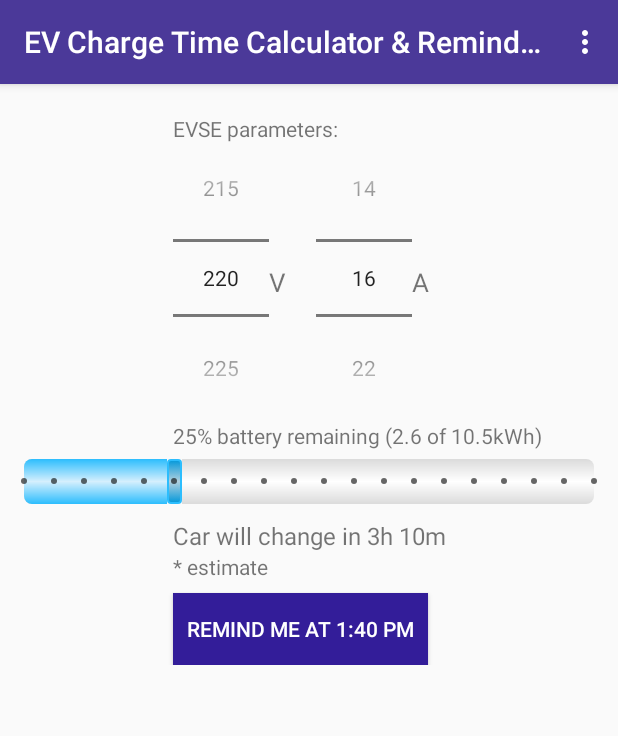
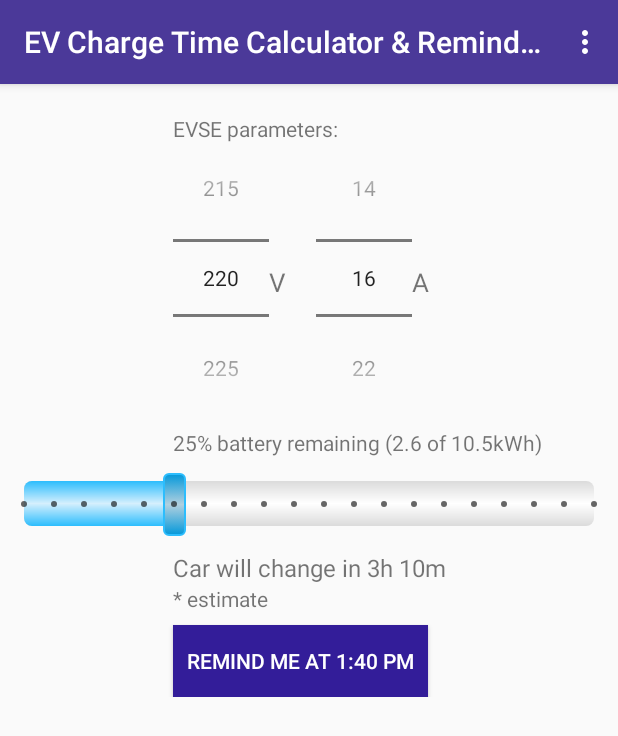
Before and after one commit to SergiiGalai/EVChargeHelper, an Android app: the MainActivity screen opened directly, with no data from a screen before it, on a phone screen of 412 x 824 dp. Shown: the top 736 px of the screen. Run offline under Robolectric (Android 15) with nearby library versions, the phone set to English and light mode, and no system bars.

Commit message:
[UI-3] set progress height less than thumb on seekbar

```diff
--- a/app/src/main/res/drawable/seekbar.xml
+++ b/app/src/main/res/drawable/seekbar.xml
@@ -1,24 +1,28 @@
 <?xml version="1.0" encoding="utf-8"?>
 <layer-list xmlns:android="http://schemas.android.com/apk/res/android">
-    <item android:id="@android:id/background">
+    <item android:id="@android:id/background"
+        android:gravity="center_vertical|fill_horizontal">
         <shape android:shape="rectangle">
             <gradient
                 android:startColor="@color/seekbar_background"
                 android:centerColor="@color/seekbar_background_center"
                 android:endColor="@color/seekbar_background"
-                android:angle="-90" />
+                android:angle="270" />
             <corners android:radius="5dp"/>
+            <size android:height="30dp" />
         </shape>
     </item>
-    <item android:id="@android:id/progress">
-        <clip android:clipOrientation="horizontal" android:gravity="left">
+    <item android:id="@android:id/progress"
+        android:gravity="center_vertical|fill_horizontal">
+        <clip>
             <shape android:shape="rectangle">
                 <gradient
                     android:startColor="@color/seekbar_progress"
                     android:centerColor="@color/seekbar_progress_center"
                     android:endColor="@color/seekbar_progress"
-                    android:angle="-90" />
+                    android:angle="270" />
                 <corners android:radius="5dp"/>
+                <size android:height="30dp" />
             </shape>
         </clip>
     </item>
--- a/app/src/main/res/drawable/seekbar_thumb.xml
+++ b/app/src/main/res/drawable/seekbar_thumb.xml
@@ -8,8 +8,8 @@
                 android:centerColor="@color/seekbar_thumb_center"
                 android:endColor="@color/seekbar_thumb"
                 android:angle="-90" />
-            <size android:height="30dp" android:width="10dp"/>
-            <corners android:radius="2dp"/>
+            <size android:height="42dp" android:width="15dp"/>
+            <corners android:radius="3dp"/>
         </shape>
     </item>
 </selector>
--- a/app/src/main/res/layout/activity_main.xml
+++ b/app/src/main/res/layout/activity_main.xml
@@ -66,7 +66,7 @@
             android:id="@+id/remainingEnergyTitle"
             android:layout_width="wrap_content"
             android:layout_height="20dp"
-            android:layout_marginTop="5dp"
+            android:layout_marginTop="10dp"
             android:labelFor="@id/remainingEnergySeekBar"
             android:text="@string/remaining_energy_title"
             app:layout_constraintLeft_toLeftOf="@id/remindButton"
@@ -77,7 +77,7 @@
             style="@style/Widget.AppCompat.SeekBar.Discrete"
             android:layout_width="fill_parent"
             android:layout_height="wrap_content"
-            android:layout_marginTop="5dp"
+            android:layout_marginTop="10dp"
             android:max="19"
             android:progress="5"
             android:thumb="@drawable/seekbar_thumb"
@@ -125,7 +125,7 @@
             android:layout_height="wrap_content"
             android:layout_marginTop="8dp"
             android:padding="9dp"
-            android:text="Show all calendars"
+            android:text="@string/show_all_calendars"
             android:background="@color/colorSecondary"
             android:textColor="@color/colorText"
             app:layout_constraintLeft_toLeftOf="@id/remindButton"
--- a/app/src/main/res/values/strings.xml
+++ b/app/src/main/res/values/strings.xml
@@ -56,8 +56,10 @@ You can always change this in application settings.
     <string name="estimate">* estimate</string>
     <string name="event_created">Calendar event created</string>
     <string name="first_time_settings_activity_message">Before continue fill your battery capacity and usual power line settings for more precise time calculation.</string>
-    <string name="first_time_main_activity_message">This app is NOT connected to your car and cannot get its actual charging info.
-Charge time calculation is estimated.</string>
+    <string name="first_time_main_activity_message">Charge time calculation is estimated.
+This app is NOT connected to your car.</string>
     <string name="error_no_primary_calendar">Unable to get calendar using permissions. Ask for calendar permission setting turned off</string>
     <string name="error_creating_calendar_event">Unable to create calendar event. Opening default calendar</string>
+
+    <string name="show_all_calendars" translatable="false">Show all calendars</string>
 </resources>
```
Also changed, not shown: 2 other files.
